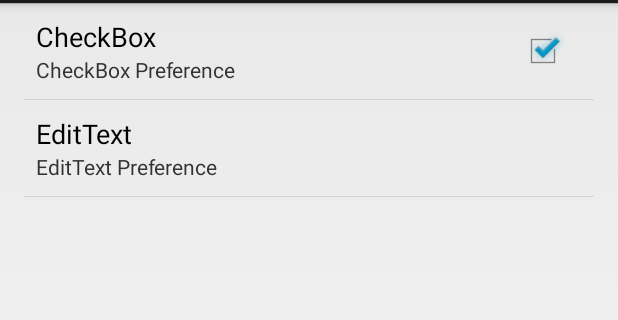
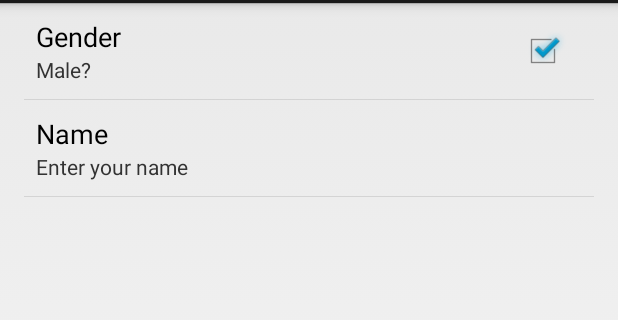
Before and after one commit to zaifrun/PreferenceFragmentDemo, an Android app: the fragment MyPreferenceFragment shown on its own in the app's theme, on a phone screen of 412 x 824 dp, the part 69-389 px from its top. Run offline under Robolectric (Android 15) with nearby library versions, the phone set to English and light mode, and no system bars.

```diff
--- a/app/src/main/AndroidManifest.xml
+++ b/app/src/main/AndroidManifest.xml
@@ -9,14 +9,18 @@
         android:icon="@drawable/ic_launcher"
         android:label="@string/app_name"
         android:theme="@style/AppTheme" >
+
         <activity
             android:name="com.iducate.preferencefragmentdemo.MainActivity"
             android:label="@string/app_name" >
             <intent-filter>
                 <action android:name="android.intent.action.MAIN" />
-
                 <category android:name="android.intent.category.LAUNCHER" />
             </intent-filter>
+        </activity>
+        <activity android:name=".SettingsActivity"
+                  android:label="Settings">
+
         </activity>
     </application>
 
--- a/app/src/main/res/xml/prefs.xml
+++ b/app/src/main/res/xml/prefs.xml
@@ -2,13 +2,15 @@
 <PreferenceScreen xmlns:android="http://schemas.android.com/apk/res/android" >
 
     <CheckBoxPreference
-        android:key="checkBoxPref"
-        android:summary="CheckBox Preference"
-        android:title="CheckBox" />
+        android:key="male"
+        android:defaultValue="true"
+        android:summary="Male?"
+        android:title="Gender" />
 
     <EditTextPreference
-        android:key="editTextPref"
-        android:summary="EditText Preference"
-        android:title="EditText" />
+        android:key="name"
+        android:defaultValue=""
+        android:summary="Enter your name"
+        android:title="Name" />
 
 </PreferenceScreen>
```
Also changed, not shown: app/src/main/java/com/iducate/preferencefragmentdemo/MainActivity.java (+35 -5 lines), app/src/main/java/com/iducate/preferencefragmentdemo/MyPreferenceFragment.java (+19 -0 lines), app/src/main/java/com/iducate/preferencefragmentdemo/SettingsActivity.java (added, +21 -0 lines).
